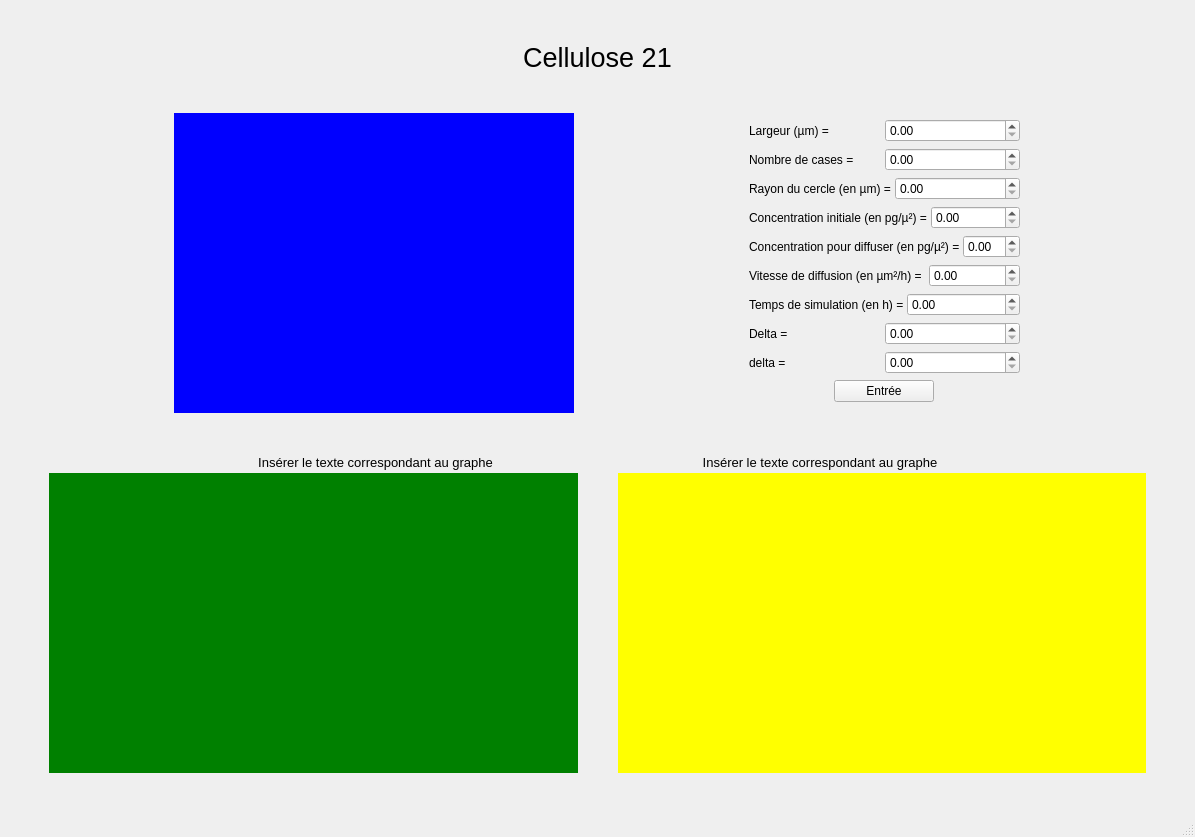
Old version of the form Application/src/Ui_Simulation.ui in the repository enzo-viguier/Cellulose-21.
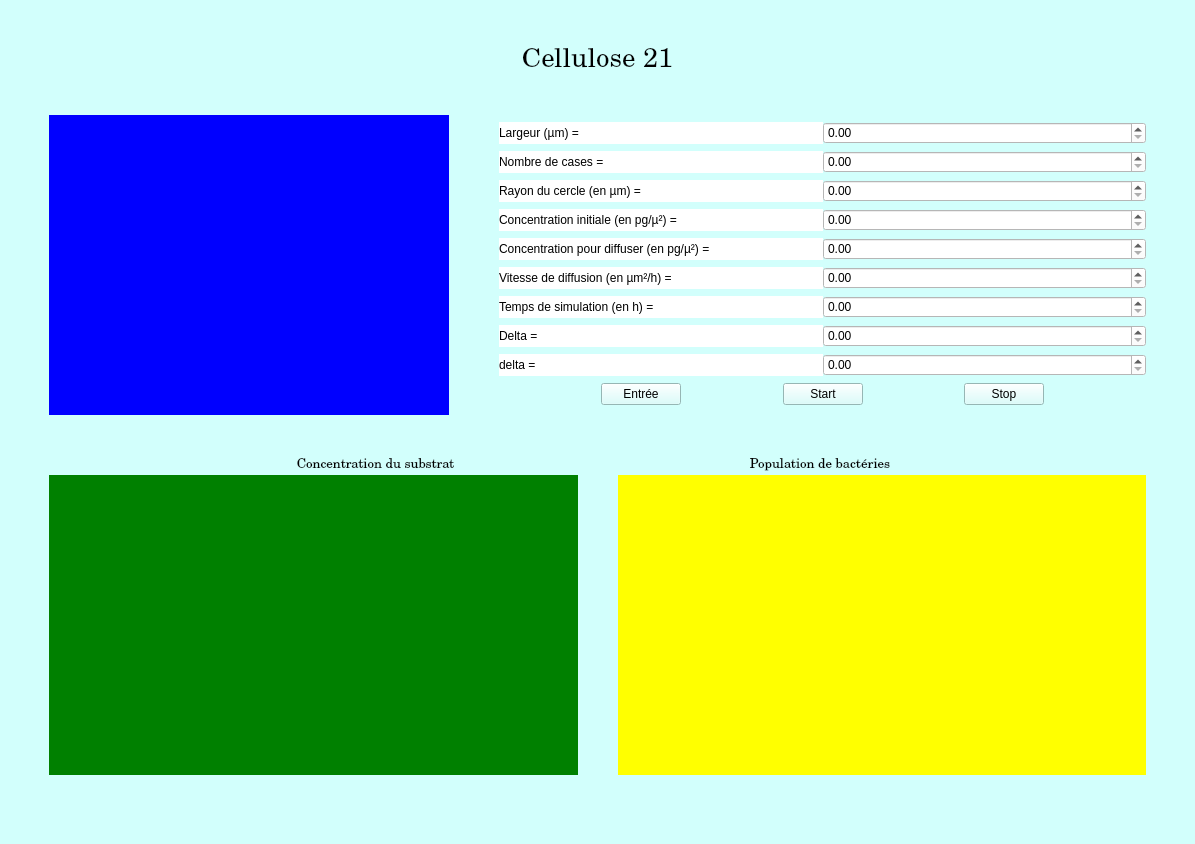
New version of the form. Custom widgets are drawn as their Qt base class.

Commit message: Changement de l'interface

```diff
--- a/Application/src/Ui_Simulation.ui
+++ b/Application/src/Ui_Simulation.ui
@@ -10,12 +10,15 @@
     <x>0</x>
     <y>0</y>
     <width>1195</width>
-    <height>837</height>
+    <height>844</height>
    </rect>
   </property>
   <property name="windowTitle">
    <string>MainWindow</string>
   </property>
+  <property name="styleSheet">
+   <string notr="true">background-color:  rgb(210, 255, 252)</string>
+  </property>
   <widget class="QWidget" name="centralwidget">
    <property name="minimumSize">
     <size>
@@ -23,6 +26,9 @@
      <height>0</height>
     </size>
    </property>
+   <property name="styleSheet">
+    <string notr="true"/>
+   </property>
    <layout class="QGridLayout" name="gridLayout_2">
     <item row="0" column="1">
      <layout class="QGridLayout" name="globalGridLayout">
@@ -47,9 +53,16 @@
           </property>
           <property name="font">
            <font>
+            <family>Century Schoolbook L</family>
             <pointsize>20</pointsize>
+            <weight>9</weight>
+            <italic>false</italic>
+            <bold>false</bold>
            </font>
           </property>
+          <property name="styleSheet">
+           <string notr="true">font: 75 20pt &quot;Century Schoolbook L&quot;;</string>
+          </property>
           <property name="frameShape">
            <enum>QFrame::NoFrame</enum>
           </property>
@@ -108,7 +121,7 @@
             <property name="maximumSize">
              <size>
               <width>400</width>
-              <height>600</height>
+              <height>400</height>
              </size>
             </property>
             <property name="styleSheet">
@@ -139,13 +152,22 @@
              <layout class="QHBoxLayout" name="donnees_7">
               <item>
                <widget class="QLabel" name="temps">
+                <property name="styleSheet">
+                 <string notr="true">background-color: white;
+font: 75 10pt &quot;Century Schoolbook L&quot;;</string>
+                </property>
                 <property name="text">
                  <string>Temps de simulation (en h) = </string>
                 </property>
                </widget>
               </item>
               <item>
-               <widget class="QDoubleSpinBox" name="tempsVal"/>
+               <widget class="QDoubleSpinBox" name="tempsVal">
+                <property name="styleSheet">
+                 <string notr="true">background-color: white;
+font: 75 10pt &quot;Century Schoolbook L&quot;;</string>
+                </property>
+               </widget>
               </item>
              </layout>
             </item>
@@ -153,13 +175,22 @@
              <layout class="QHBoxLayout" name="donnees_6">
               <item>
                <widget class="QLabel" name="vDiff">
+                <property name="styleSheet">
+                 <string notr="true">background-color: white;
+font: 75 10pt &quot;Century Schoolbook L&quot;;</string>
+                </property>
                 <property name="text">
                  <string>Vitesse de diffusion (en µm²/h) =  </string>
                 </property>
                </widget>
               </item>
               <item>
-               <widget class="QDoubleSpinBox" name="vDiffVal"/>
+               <widget class="QDoubleSpinBox" name="vDiffVal">
+                <property name="styleSheet">
+                 <string notr="true">background-color: white;
+font: 75 10pt &quot;Century Schoolbook L&quot;;</string>
+                </property>
+               </widget>
               </item>
              </layout>
             </item>
@@ -167,13 +198,22 @@
              <layout class="QHBoxLayout" name="donnees_1">
               <item>
                <widget class="QLabel" name="largeur">
+                <property name="styleSheet">
+                 <string notr="true">background-color: white;
+font: 75 10pt &quot;Century Schoolbook L&quot;;</string>
+                </property>
                 <property name="text">
                  <string>Largeur (µm) = </string>
                 </property>
                </widget>
               </item>
               <item>
-               <widget class="QDoubleSpinBox" name="largeurVal"/>
+               <widget class="QDoubleSpinBox" name="largeurVal">
+                <property name="styleSheet">
+                 <string notr="true">background-color: white;
+font: 75 10pt &quot;Century Schoolbook L&quot;;</string>
+                </property>
+               </widget>
               </item>
              </layout>
             </item>
@@ -181,13 +221,22 @@
              <layout class="QHBoxLayout" name="donnees_5">
               <item>
                <widget class="QLabel" name="cDiff">
+                <property name="styleSheet">
+                 <string notr="true">background-color: white;
+font: 75 10pt &quot;Century Schoolbook L&quot;;</string>
+                </property>
                 <property name="text">
                  <string>Concentration pour diffuser (en pg/µ²) = </string>
                 </property>
                </widget>
               </item>
               <item>
-               <widget class="QDoubleSpinBox" name="cDiffVal"/>
+               <widget class="QDoubleSpinBox" name="cDiffVal">
+                <property name="styleSheet">
+                 <string notr="true">background-color: white;
+font: 75 10pt &quot;Century Schoolbook L&quot;;</string>
+                </property>
+               </widget>
               </item>
              </layout>
             </item>
@@ -195,13 +244,22 @@
              <layout class="QHBoxLayout" name="donnees_2">
               <item>
                <widget class="QLabel" name="nbCases">
+                <property name="styleSheet">
+                 <string notr="true">background-color: white;
+font: 75 10pt &quot;Century Schoolbook L&quot;;</string>
+                </property>
                 <property name="text">
                  <string>Nombre de cases = </string>
                 </property>
                </widget>
               </item>
               <item>
-               <widget class="QDoubleSpinBox" name="nbCasesVal"/>
+               <widget class="QDoubleSpinBox" name="nbCasesVal">
+                <property name="styleSheet">
+                 <string notr="true">background-color: white;
+font: 75 10pt &quot;Century Schoolbook L&quot;;</string>
+                </property>
+               </widget>
               </item>
              </layout>
             </item>
@@ -209,13 +267,22 @@
              <layout class="QHBoxLayout" name="donnees_4">
               <item>
                <widget class="QLabel" name="cIni">
+                <property name="styleSheet">
+                 <string notr="true">background-color: white;
+font: 75 10pt &quot;Century Schoolbook L&quot;;</string>
+                </property>
                 <property name="text">
                  <string>Concentration initiale (en pg/µ²) = </string>
                 </property>
                </widget>
               </item>
               <item>
-               <widget class="QDoubleSpinBox" name="cIniVal"/>
+               <widget class="QDoubleSpinBox" name="cIniVal">
+                <property name="styleSheet">
+                 <string notr="true">background-color: white;
+font: 75 10pt &quot;Century Schoolbook L&quot;;</string>
+                </property>
+               </widget>
               </item>
              </layout>
             </item>
@@ -223,13 +290,22 @@
              <layout class="QHBoxLayout" name="donnees_3">
               <item>
                <widget class="QLabel" name="rayon">
+                <property name="styleSheet">
+                 <string notr="true">background-color: white;
+font: 75 10pt &quot;Century Schoolbook L&quot;;</string>
+                </property>
                 <property name="text">
                  <string>Rayon du cercle (en µm) = </string>
                 </property>
                </widget>
               </item>
               <item>
-               <widget class="QDoubleSpinBox" name="rayonVal"/>
+               <widget class="QDoubleSpinBox" name="rayonVal">
+                <property name="styleSheet">
+                 <string notr="true">background-color: white;
+font: 75 10pt &quot;Century Schoolbook L&quot;;</string>
+                </property>
+               </widget>
               </item>
              </layout>
             </item>
@@ -237,20 +313,48 @@
              <layout class="QHBoxLayout" name="donnees_8">
               <item>
                <widget class="QLabel" name="gdDelta">
+                <property name="styleSheet">
+                 <string notr="true">background-color: white;
+font: 75 10pt &quot;Century Schoolbook L&quot;;</string>
+                </property>
                 <property name="text">
                  <string>Delta = </string>
                 </property>
                </widget>
               </item>
               <item>
-               <widget class="QDoubleSpinBox" name="gdDeltaVal"/>
+               <widget class="QDoubleSpinBox" name="gdDeltaVal">
+                <property name="styleSheet">
+                 <string notr="true">background-color: white;
+font: 75 10pt &quot;Century Schoolbook L&quot;;</string>
+                </property>
+               </widget>
               </item>
              </layout>
             </item>
             <item row="9" column="0">
              <layout class="QHBoxLayout" name="entreeDonnee">
+              <item>
+               <spacer name="horizontalSpacer_9">
+                <property name="orientation">
+                 <enum>Qt::Horizontal</enum>
+                </property>
+                <property name="sizeHint" stdset="0">
+                 <size>
+                  <width>40</width>
+                  <height>20</height>
+                 </size>
+                </property>
+               </spacer>
+              </item>
               <item>
                <widget class="QPushButton" name="entree">
+                <property name="minimumSize">
+                 <size>
+                  <width>0</width>
+                  <height>0</height>
+                 </size>
+                </property>
                 <property name="maximumSize">
                  <size>
                   <width>100</width>
@@ -262,19 +366,85 @@
                 </property>
                </widget>
               </item>
+              <item>
+               <spacer name="horizontalSpacer_10">
+                <property name="orientation">
+                 <enum>Qt::Horizontal</enum>
+                </property>
+                <property name="sizeHint" stdset="0">
+                 <size>
+                  <width>40</width>
+                  <height>20</height>
+                 </size>
+                </property>
+               </spacer>
+              </item>
+              <item>
+               <widget class="QPushButton" name="start">
+                <property name="text">
+                 <string>Start</string>
+                </property>
+               </widget>
+              </item>
+              <item>
+               <spacer name="horizontalSpacer_11">
+                <property name="orientation">
+                 <enum>Qt::Horizontal</enum>
+                </property>
+                <property name="sizeHint" stdset="0">
+                 <size>
+                  <width>40</width>
+                  <height>20</height>
+                 </size>
+                </property>
+               </spacer>
+              </item>
+              <item>
+               <widget class="QPushButton" name="stop">
+                <property name="text">
+                 <string>Stop</string>
+                </property>
+               </widget>
+              </item>
+              <item>
+               <spacer name="horizontalSpacer_12">
+                <property name="orientation">
+                 <enum>Qt::Horizontal</enum>
+                </property>
+                <property name="sizeHint" stdset="0">
+                 <size>
+                  <width>40</width>
+                  <height>20</height>
+                 </size>
+                </property>
+               </spacer>
+              </item>
              </layout>
             </item>
             <item row="8" column="0">
              <layout class="QHBoxLayout" name="donnees_9">
               <item>
                <widget class="QLabel" name="ptDelta">
+                <property name="styleSheet">
+                 <string notr="true">background-color: white;
+font: 75 10pt &quot;Century Schoolbook L&quot;;</string>
+                </property>
                 <property name="text">
                  <string>delta = </string>
                 </property>
                </widget>
               </item>
               <item>
-               <widget class="QDoubleSpinBox" name="ptDeltaVal"/>
+               <widget class="QDoubleSpinBox" name="ptDeltaVal">
+                <property name="whatsThis">
+                 <string>&lt;html&gt;&lt;head/&gt;&lt;body&gt;&lt;p&gt;background-color: white;&lt;/p&gt;&lt;/body&gt;&lt;/html&gt;</string>
+                </property>
+                <property name="styleSheet">
+                 <string notr="true">background-color: white;
+font: 75 10pt &quot;Century Schoolbook L&quot;;
+</string>
+                </property>
+               </widget>
               </item>
              </layout>
             </item>
@@ -331,14 +501,21 @@
               </property>
               <property name="font">
                <font>
+                <family>Century Schoolbook L</family>
                 <pointsize>10</pointsize>
+                <weight>9</weight>
+                <italic>false</italic>
+                <bold>false</bold>
                </font>
               </property>
               <property name="layoutDirection">
                <enum>Qt::LeftToRight</enum>
               </property>
+              <property name="styleSheet">
+               <string notr="true">font: 75 10pt &quot;Century Schoolbook L&quot;;</string>
+              </property>
               <property name="text">
-               <string>Insérer le texte correspondant au graphe</string>
+               <string>Concentration du substrat</string>
               </property>
               <property name="alignment">
                <set>Qt::AlignCenter</set>
@@ -371,14 +548,21 @@
               </property>
               <property name="font">
                <font>
+                <family>Century Schoolbook L</family>
                 <pointsize>10</pointsize>
+                <weight>9</weight>
+                <italic>false</italic>
+                <bold>false</bold>
                </font>
               </property>
               <property name="layoutDirection">
                <enum>Qt::LeftToRight</enum>
               </property>
+              <property name="styleSheet">
+               <string notr="true">font: 75 10pt &quot;Century Schoolbook L&quot;;</string>
+              </property>
               <property name="text">
-               <string>Insérer le texte correspondant au graphe</string>
+               <string>Population de bactéries</string>
               </property>
               <property name="alignment">
                <set>Qt::AlignCenter</set>
```
Left out of the diff: 2 changed lines with no effect on the pictures. The commit also changes 1 other file.
